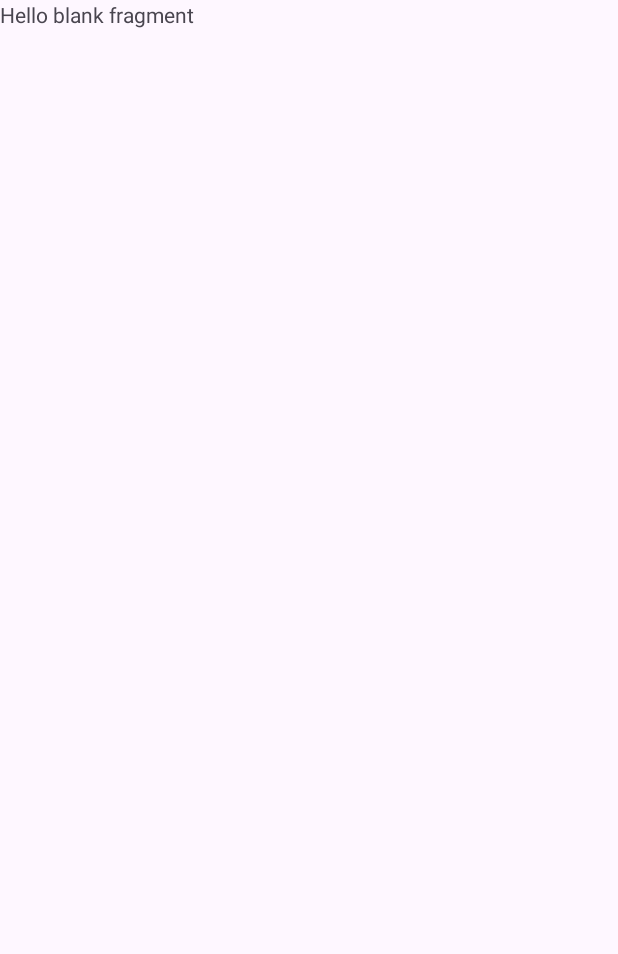
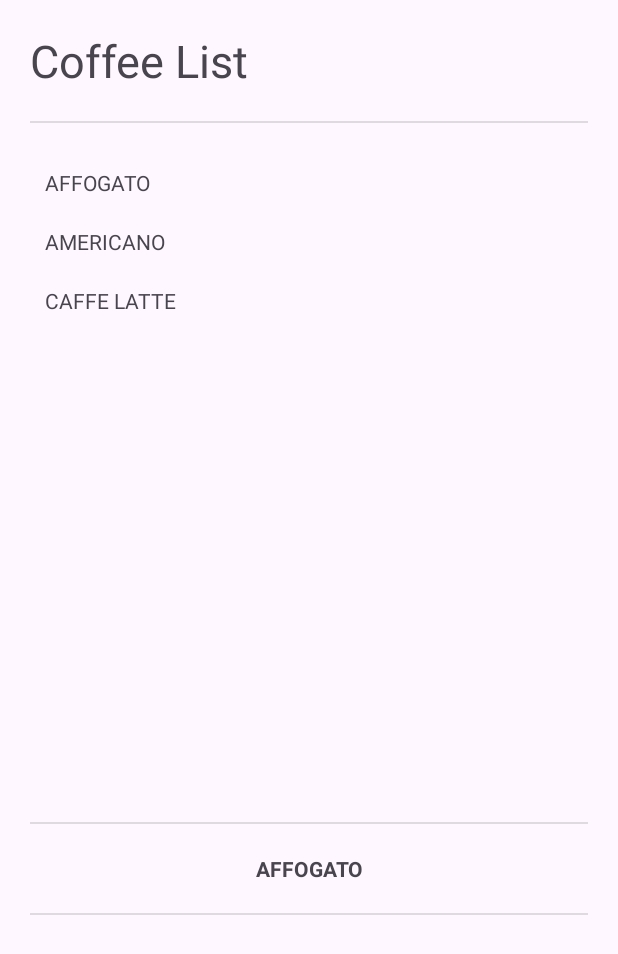
Before and after one commit to putenvrqa/LAB_WEEK_03, an Android app: the screen it shows after launch (MainActivity), on a phone screen of 412 x 824 dp. Before the commit the part shown is almost empty. Shown: the top 954 px of the screen. Run offline under Robolectric (Android 15) with nearby library versions, the phone set to English and light mode, and no system bars.

Commit message:
Commit No. 2 – add coffee list & detail fragment

```diff
--- /dev/null
+++ b/app/src/main/java/com/example/lab_week_03/DetailFragment.kt
@@ -0,0 +1,65 @@
+package com.example.lab_week_03
+
+import android.widget.TextView
+import android.os.Bundle
+import androidx.fragment.app.Fragment
+import android.view.LayoutInflater
+import android.view.View
+import android.view.ViewGroup
+
+private const val ARG_PARAM1 = "param1"
+private const val ARG_PARAM2 = "param2"
+
+class DetailFragment : Fragment() {
+    private var param1: String? = null
+    private var param2: String? = null
+
+    private val coffeeTitle: TextView?
+        get() = view?.findViewById(R.id.coffee_title)
+    private val coffeeDesc: TextView?
+        get() = view?.findViewById(R.id.coffee_desc)
+
+    override fun onCreate(savedInstanceState: Bundle?) {
+        super.onCreate(savedInstanceState)
+        arguments?.let {
+            param1 = it.getString(ARG_PARAM1)
+            param2 = it.getString(ARG_PARAM2)
+        }
+    }
+
+    override fun onCreateView(
+        inflater: LayoutInflater, container: ViewGroup?,
+        savedInstanceState: Bundle?
+    ): View? {
+        // Inflate the layout for this fragment
+        return inflater.inflate(R.layout.fragment_detail, container, false)
+    }
+
+    fun setCoffeeData(id: Int){
+        when(id){
+            R.id.affogato -> {
+                coffeeTitle?.text = getString(R.string.affogato_title)
+                coffeeDesc?.text = getString(R.string.affogato_desc)
+            }
+            R.id.americano -> {
+                coffeeTitle?.text = getString(R.string.americano_title)
+                coffeeDesc?.text = getString(R.string.americano_desc)
+            }
+            R.id.latte -> {
+                coffeeTitle?.text = getString(R.string.latte_title)
+                coffeeDesc?.text = getString(R.string.latte_desc)
+            }
+        }
+    }
+
+    companion object {
+        @JvmStatic
+        fun newInstance(param1: String, param2: String) =
+            DetailFragment().apply {
+                arguments = Bundle().apply {
+                    putString(ARG_PARAM1, param1)
+                    putString(ARG_PARAM2, param2)
+                }
+            }
+    }
+}
--- /dev/null
+++ b/app/src/main/java/com/example/lab_week_03/ListFragment.kt
@@ -0,0 +1,73 @@
+package com.example.lab_week_03
+
+import android.content.Context
+import android.os.Bundle
+import androidx.fragment.app.Fragment
+import android.view.LayoutInflater
+import android.view.View
+import android.view.ViewGroup
+
+private const val ARG_PARAM1 = "param1"
+private const val ARG_PARAM2 = "param2"
+
+class ListFragment : Fragment(), View.OnClickListener{
+    private var param1: String? = null
+    private var param2: String? = null
+
+    private lateinit var coffeeListener: CoffeeListener;
+
+    override fun onAttach(context: Context) {
+        super.onAttach(context)
+        if(context is CoffeeListener){
+            coffeeListener = context
+        }
+        else{
+            throw RuntimeException("Must implement CoffeeListener")
+        }
+    }
+
+    override fun onCreate(savedInstanceState: Bundle?) {
+        super.onCreate(savedInstanceState)
+        arguments?.let {
+            param1 = it.getString(ARG_PARAM1)
+            param2 = it.getString(ARG_PARAM2)
+        }
+    }
+
+    override fun onCreateView(
+        inflater: LayoutInflater, container: ViewGroup?,
+        savedInstanceState: Bundle?
+    ): View? {
+        // Inflate the layout for this fragment
+        return inflater.inflate(R.layout.fragment_list, container, false)
+    }
+
+    override fun onViewCreated(view: View, savedInstanceState: Bundle?) {
+        super.onViewCreated(view, savedInstanceState)
+        val coffeeList = listOf<View>(
+            view.findViewById(R.id.affogato),
+            view.findViewById(R.id.americano),
+            view.findViewById(R.id.latte)
+        )
+        coffeeList.forEach{
+            it.setOnClickListener(this)
+        }
+    }
+
+    override fun onClick(v: View?) {
+        v?.let{
+                coffee -> coffeeListener.onSelected(coffee.id)
+        }
+    }
+
+    companion object {
+        @JvmStatic
+        fun newInstance(param1: String, param2: String) =
+            ListFragment().apply {
+                arguments = Bundle().apply {
+                    putString(ARG_PARAM1, param1)
+                    putString(ARG_PARAM2, param2)
+                }
+            }
+    }
+}
--- a/app/src/main/java/com/example/lab_week_03/MainActivity.kt
+++ b/app/src/main/java/com/example/lab_week_03/MainActivity.kt
@@ -5,9 +5,11 @@ import androidx.activity.enableEdgeToEdge
 import androidx.appcompat.app.AppCompatActivity
 import androidx.core.view.ViewCompat
 import androidx.core.view.WindowInsetsCompat
-import android.util.Log
 
-class MainActivity : AppCompatActivity() {
+interface CoffeeListener {
+    fun onSelected(id: Int)
+}
+class MainActivity : AppCompatActivity(), CoffeeListener {
     override fun onCreate(savedInstanceState: Bundle?) {
         super.onCreate(savedInstanceState)
         enableEdgeToEdge()
@@ -17,31 +19,10 @@ class MainActivity : AppCompatActivity() {
             v.setPadding(systemBars.left, systemBars.top, systemBars.right, systemBars.bottom)
             insets
         }
-
-        Log.d(TAG, "onCreate")
-    }
-    override fun onStart() {
-        super.onStart()
-        Log.d(TAG, "onStart")
-    }
-    override fun onResume() {
-        super.onResume()
-        Log.d(TAG, "onResume")
-    }
-    override fun onPause() {
-        super.onPause()
-        Log.d(TAG, "onPause")
-    }
-    override fun onStop() {
-        super.onStop()
-        Log.d(TAG, "onStop")
-    }
-    override fun onDestroy() {
-        super.onDestroy()
-        Log.d(TAG, "onDestroy")
     }
 
-    companion object {
-        private const val TAG = "MainActivity"
+    override fun onSelected(id: Int){
+        val detailFragment = supportFragmentManager.findFragmentById(R.id.fragment_detail) as DetailFragment
+    detailFragment.setCoffeeData(id)
     }
 }
--- a/app/src/main/java/com/example/lab_week_03/MainFragment.kt
+++ /dev/null
@@ -1,100 +0,0 @@
-package com.example.lab_week_03
-
-import android.content.Context
-import android.os.Bundle
-import android.util.Log
-import android.view.LayoutInflater
-import android.view.View
-import android.view.ViewGroup
-import androidx.fragment.app.Fragment
-
-// TODO: Rename parameter arguments, choose names that match
-// the fragment initialization parameters, e.g. ARG_ITEM_NUMBER
-private const val ARG_PARAM1 = "param1"
-private const val ARG_PARAM2 = "param2"
-
-/**
- * A simple [Fragment] subclass.
- * Use the [MainFragment.newInstance] factory method to
- * create an instance of this fragment.
- */
-class MainFragment : Fragment() {
-    // TODO: Rename and change types of parameters
-    private var param1: String? = null
-    private var param2: String? = null
-
-    override fun onAttach(context: Context) {
-        super.onAttach(context)
-        Log.d(TAG, "onAttach")
-    }
-
-    override fun onCreate(savedInstanceState: Bundle?) {
-        super.onCreate(savedInstanceState)
-        Log.d(TAG, "onCreate")
-        arguments?.let {
-            param1 = it.getString(ARG_PARAM1)
-            param2 = it.getString(ARG_PARAM2)
-        }
-    }
-
-    override fun onCreateView(
-        inflater: LayoutInflater, container: ViewGroup?,
-        savedInstanceState: Bundle?
-    ): View? {
-        // Inflate the layout for this fragment
-        Log.d(TAG, "onCreateView")
-        return inflater.inflate(R.layout.fragment_main, container, false)
-    }
-
-    override fun onViewCreated(view: View, savedInstanceState: Bundle?) {
-        super.onViewCreated(view, savedInstanceState)
-        Log.d(TAG, "onViewCreated")
-    }
-
-    override fun onPause() {
-        super.onPause()
-        Log.d(TAG, "onPause")
-    }
-
-    override fun onStop() {
-        super.onStop()
-        Log.d(TAG, "onStop")
-    }
-
-    override fun onDestroyView() {
-        super.onDestroyView()
-        Log.d(TAG, "onDestroyView")
-    }
-
-    override fun onDestroy() {
-        super.onDestroy()
-        Log.d(TAG, "onDestroy")
-    }
-
-    override fun onDetach() {
-        super.onDetach()
-        Log.d(TAG, "onDetach")
-    }
-
-    companion object {
-        /**
-         * Use this factory method to create a new instance of
-         * this fragment using the provided parameters.
-         *
-         * @param param1 Parameter 1.
-         * @param param2 Parameter 2.
-         * @return A new instance of fragment MainFragment.
-         */
-        // TODO: Rename and change types and number of parameters
-        @JvmStatic
-        fun newInstance(param1: String, param2: String) =
-            MainFragment().apply {
-                arguments = Bundle().apply {
-                    putString(ARG_PARAM1, param1)
-                    putString(ARG_PARAM2, param2)
-                }
-            }
-
-        private const val TAG = "MainFragment"
-    }
-}
--- a/app/src/main/res/layout/activity_main.xml
+++ b/app/src/main/res/layout/activity_main.xml
@@ -1,16 +1,30 @@
 <?xml version="1.0" encoding="utf-8"?>
-<androidx.constraintlayout.widget.ConstraintLayout xmlns:android="http://schemas.android.com/apk/res/android"
-    xmlns:app="http://schemas.android.com/apk/res-auto"
+<LinearLayout
+    xmlns:android="http://schemas.android.com/apk/res/android"
     xmlns:tools="http://schemas.android.com/tools"
     android:id="@+id/main"
     android:layout_width="match_parent"
     android:layout_height="match_parent"
+    android:orientation="vertical"
     tools:context=".MainActivity">
 
     <androidx.fragment.app.FragmentContainerView
-        android:id="@+id/main_fragment"
-        android:name="com.example.lab_week_03.MainFragment"
+        android:id="@+id/fragment_list"
+        android:name="com.example.lab_week_03.ListFragment"
         android:layout_width="match_parent"
-        android:layout_height="match_parent"/>
+        android:layout_height="0dp"
+        android:layout_weight="2" />
 
-</androidx.constraintlayout.widget.ConstraintLayout>
+    <View
+        android:layout_width="match_parent"
+        android:layout_height="1dp"
+        android:layout_marginHorizontal="20dp"
+        android:background="?android:attr/dividerVertical" />
+
+    <androidx.fragment.app.FragmentContainerView
+        android:id="@+id/fragment_detail"
+        android:name="com.example.lab_week_03.DetailFragment"
+        android:layout_width="match_parent"
+        android:layout_height="0dp"
+        android:layout_weight="1" />
+</LinearLayout>
--- /dev/null
+++ b/app/src/main/res/layout/fragment_detail.xml
@@ -0,0 +1,27 @@
+<?xml version="1.0" encoding="utf-8"?>
+<LinearLayout xmlns:android="http://schemas.android.com/apk/res/android"
+    xmlns:tools="http://schemas.android.com/tools"
+    android:layout_width="match_parent"
+    android:layout_height="match_parent"
+    android:orientation="vertical"
+    android:padding="20dp"
+    tools:context=".DetailFragment">
+    <TextView
+        android:id="@+id/coffee_title"
+        android:layout_width="match_parent"
+        android:layout_height="wrap_content"
+        android:gravity="center"
+        android:textStyle="bold"
+        android:text="@string/affogato_title" />
+    <View
+        android:layout_width="match_parent"
+        android:layout_height="1dp"
+        android:layout_marginVertical="20dp"
+        android:background="?android:attr/dividerVertical" />
+    <TextView
+        android:id="@+id/coffee_desc"
+        android:layout_width="match_parent"
+        android:layout_height="wrap_content"
+        android:gravity="center"
+        tools:text="@string/affogato_desc" />
+</LinearLayout>
--- /dev/null
+++ b/app/src/main/res/layout/fragment_list.xml
@@ -0,0 +1,41 @@
+<?xml version="1.0" encoding="utf-8"?>
+<ScrollView xmlns:android="http://schemas.android.com/apk/res/android"
+    xmlns:tools="http://schemas.android.com/tools"
+    android:layout_width="match_parent"
+    android:layout_height="match_parent"
+    android:padding="20dp"
+    tools:context=".ListFragment">
+    <LinearLayout
+        android:layout_width="match_parent"
+        android:layout_height="wrap_content"
+        android:orientation="vertical">
+        <TextView
+            android:layout_width="match_parent"
+            android:layout_height="wrap_content"
+            android:textSize="30sp"
+            android:text="@string/coffee_list"/>
+        <View
+            android:layout_width="match_parent"
+            android:layout_height="1dp"
+            android:layout_marginVertical="20dp"
+            android:background="?android:attr/dividerVertical" />
+        <TextView
+            android:id="@+id/affogato"
+            android:layout_width="match_parent"
+            android:layout_height="wrap_content"
+            android:padding="10dp"
+            android:text="@string/affogato_title"/>
+        <TextView
+            android:id="@+id/americano"
+            android:layout_width="match_parent"
+            android:layout_height="wrap_content"
+            android:padding="10dp"
+            android:text="@string/americano_title"/>
+        <TextView
+            android:id="@+id/latte"
+            android:layout_width="match_parent"
+            android:layout_height="wrap_content"
+            android:padding="10dp"
+            android:text="@string/latte_title"/>
+    </LinearLayout>
+</ScrollView>
--- a/app/src/main/res/layout/fragment_main.xml
+++ /dev/null
@@ -1,14 +0,0 @@
-<?xml version="1.0" encoding="utf-8"?>
-<FrameLayout xmlns:android="http://schemas.android.com/apk/res/android"
-    xmlns:tools="http://schemas.android.com/tools"
-    android:layout_width="match_parent"
-    android:layout_height="match_parent"
-    tools:context=".MainFragment">
-
-    <!-- TODO: Update blank fragment layout -->
-    <TextView
-        android:layout_width="match_parent"
-        android:layout_height="match_parent"
-        android:text="@string/hello_blank_fragment" />
-
-</FrameLayout>
--- a/app/src/main/res/values/strings.xml
+++ b/app/src/main/res/values/strings.xml
@@ -1,5 +1,16 @@
 <resources>
     <string name="app_name">LAB_WEEK_03</string>
-    <!-- TODO: Remove or change this placeholder text -->
-    <string name="hello_blank_fragment">Hello blank fragment</string>
+    <string name="affogato_title">AFFOGATO</string>
+    <string name="affogato_desc">Espresso poured on a vanilla ice cream. Served in a
+cappuccino cup.</string>
+    <string name="americano_title">AMERICANO</string>
+    <string name="americano_desc">Espresso with added hot water (100-150 ml). Often
+served in a cappuccino cup. (The espresso is added into the hot water rather than
+all the water being flowed through the coffee that would lead to over
+extraction.)</string>
+    <string name="latte_title">CAFFE LATTE</string>
+    <string name="latte_desc">A tall, mild \'milk coffee\' (about 150-300 ml). An
+espresso with steamed milk and only a little milk foam poured over it. Serve in a
+latte glass or a coffee cup. Flavored syrup can be added.</string>
+    <string name="coffee_list">Coffee List</string>
 </resources>
```
